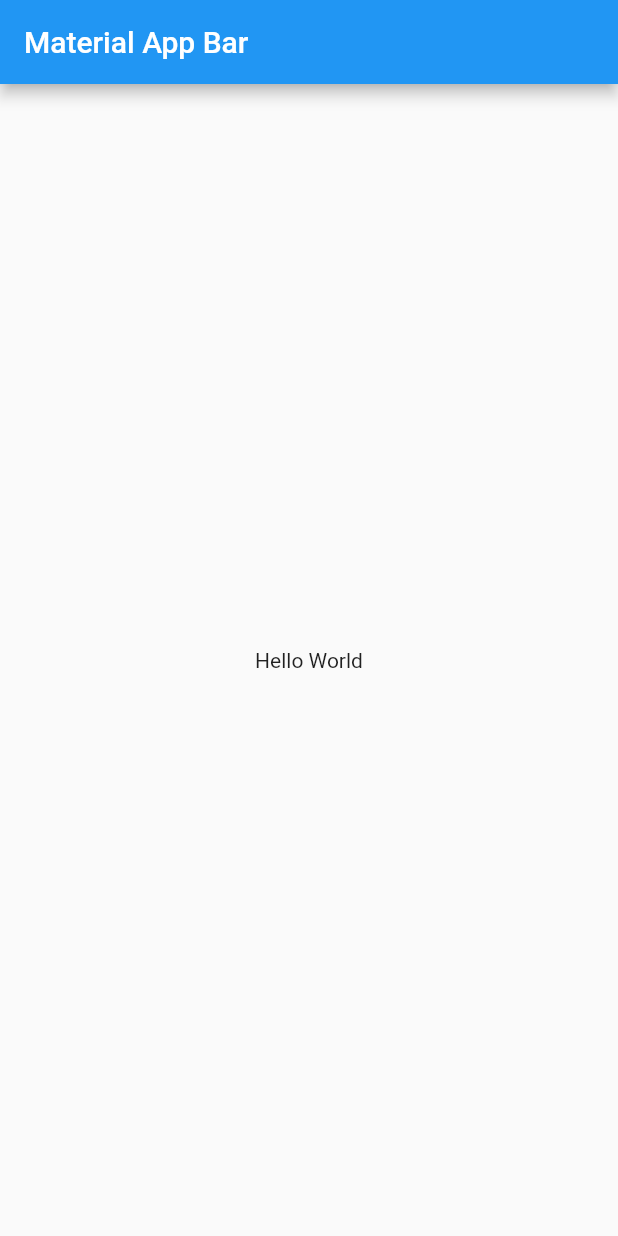
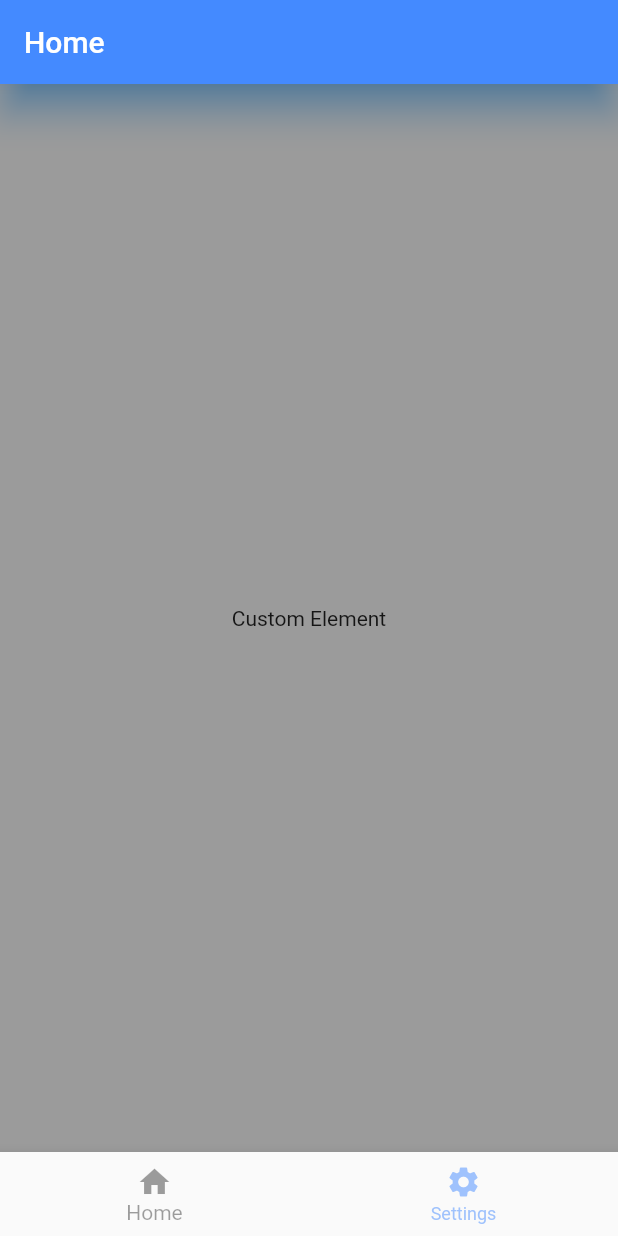
Before and after one commit to santiagoarangog/flutter_web, a Flutter app: the screen it shows after launch, on a phone screen of 412 x 824 dp. Run offline on Flutter 3.47's test engine with Material 2 defaults, Android fonts, the phone set to English and light mode, and no system bars.

Commit message:
Modify home screen

```diff
--- a/lib/main.dart
+++ b/lib/main.dart
@@ -1,4 +1,5 @@
 import 'package:flutter/material.dart';
+import 'package:flutter_web/screens/home_screen.dart';
 
 void main() => runApp(MyApp());
 
@@ -6,15 +7,8 @@ class MyApp extends StatelessWidget {
   @override
   Widget build(BuildContext context) {
     return MaterialApp(
-      title: 'Material App',
-      home: Scaffold(
-        appBar: AppBar(
-          title: Text('Material App Bar'),
-        ),
-        body: Center(
-          child: Text("Hello World"),
-        ),
-      ),
-    );
+        title: 'Material App',
+        debugShowCheckedModeBanner: false,
+        home: HomeScreen());
   }
 }
--- /dev/null
+++ b/lib/screens/home_screen.dart
@@ -0,0 +1,68 @@
+import 'package:flutter/material.dart';
+
+class HomeScreen extends StatefulWidget {
+  @override
+  State<HomeScreen> createState() => _HomeScreenState();
+}
+
+class _HomeScreenState extends State<HomeScreen> {
+  int currentPage = 0;
+
+  final PageController pageController = new PageController(initialPage: 0);
+
+  @override
+  Widget build(BuildContext context) {
+    return Scaffold(
+      //* App Bar
+      appBar: AppBar(
+        title: Text('Home'),
+        elevation: 10,
+        backgroundColor: Colors.blueAccent,
+        shadowColor: Colors.blue,
+      ),
+
+      //* Page View
+      body: PageView(
+        controller: this.pageController,
+        children: [
+          CustomScreen(color: Colors.black38),
+          CustomScreen(color: Colors.green)
+        ],
+      ),
+      //* Tabs
+      bottomNavigationBar: BottomNavigationBar(
+        currentIndex: currentPage,
+        onTap: (index) {
+          this.currentPage = index;
+
+          pageController.animateToPage(index,
+              duration: Duration(milliseconds: 900), curve: Curves.easeOut);
+
+          setState(() {});
+        },
+        selectedItemColor: Colors.black38,
+        unselectedItemColor: Colors.blueAccent.withOpacity(0.5),
+        items: [
+          BottomNavigationBarItem(icon: Icon(Icons.home), label: 'Home'),
+          BottomNavigationBarItem(icon: Icon(Icons.settings), label: 'Settings')
+        ],
+      ),
+    );
+  }
+}
+
+class CustomScreen extends StatelessWidget {
+  final Color color;
+
+  const CustomScreen({required this.color});
+
+  @override
+  Widget build(BuildContext context) {
+    return Container(
+      color: this.color,
+      child: Center(
+        child: Text('Custom Element'),
+      ),
+    );
+  }
+}
```
